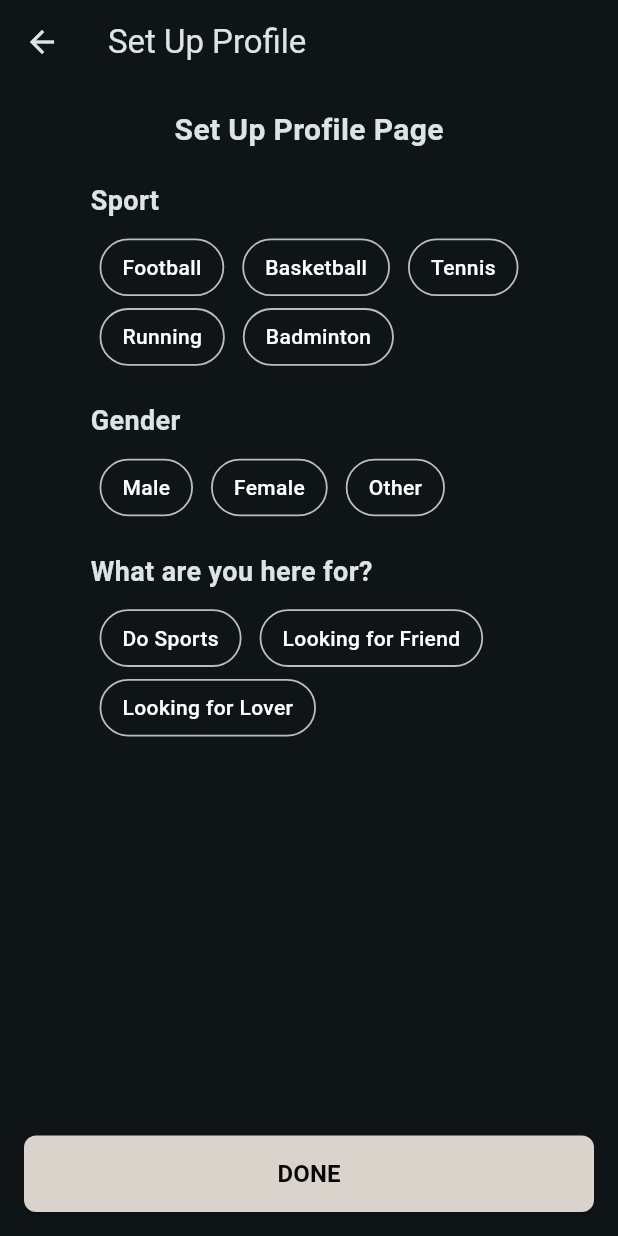
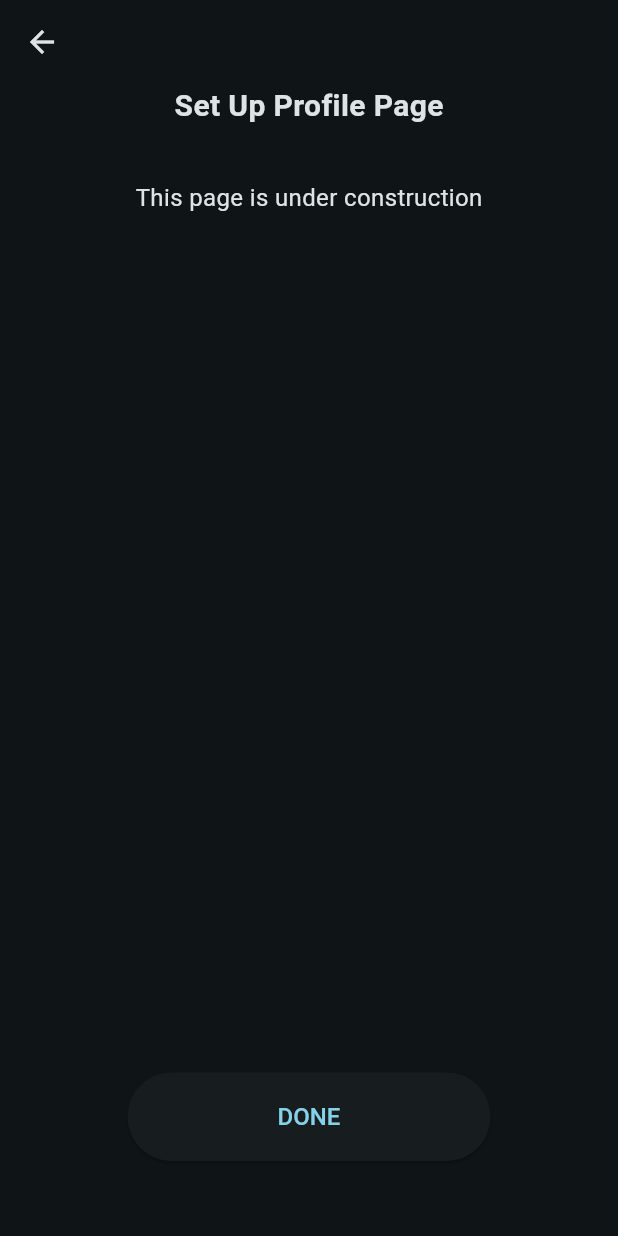
Before and after one commit to cincauhitam/Project_TemuinApp, a Flutter app: the SetUpProfile screen opened directly, on a phone screen of 412 x 824 dp. Run offline on Flutter 3.47's test engine with Material 3 defaults, Android fonts, the light colour scheme and no system bars; our stand-ins replace google_fonts; network calls fail.

Commit message:
revised bottomnavbar ui, revised user register flow, fixed register text button color

```diff
--- a/lib/main.dart
+++ b/lib/main.dart
@@ -3,7 +3,7 @@ import 'package:flutter/material.dart';
 import 'package:project_flutter/data/notifiers.dart';
 import 'package:project_flutter/views/pages/login_page.dart';
 import 'package:project_flutter/views/pages/set_up_profile.dart';
-
+import 'package:project_flutter/views/pages/set_up_traits.dart';
 void main() {
   runApp(const MyApp());
 }
--- /dev/null
+++ b/lib/views/pages/set_up_profile.dart
@@ -0,0 +1,52 @@
+import 'package:flutter/material.dart';
+import 'package:project_flutter/views/widget_tree.dart';
+
+class SetUpProfile extends StatefulWidget {
+  const SetUpProfile({super.key});
+
+  @override
+  State<SetUpProfile> createState() => _SetUpProfileState();
+}
+
+class _SetUpProfileState extends State<SetUpProfile> {
+  @override
+  Widget build(BuildContext context) {
+    return Scaffold(
+      appBar: AppBar(),
+      body: Column(
+        children: [
+          const Center(
+            child: Text(
+              "Set Up Profile Page",
+              style: TextStyle(fontSize: 20, fontWeight: FontWeight.bold),
+            ),
+          ),
+          const SizedBox(height: 35),
+          const Center(
+            child: Text(
+              "This page is under construction",
+              style: TextStyle(fontSize: 16),
+            ),
+          ),
+          Spacer(),
+          Padding(
+            padding: const EdgeInsets.only(bottom: 50),
+            child: ElevatedButton(
+              onPressed: () {
+                Navigator.pushReplacement(context, MaterialPageRoute(builder: (context) => WidgetTree()));
+              },
+              style: ElevatedButton.styleFrom(
+                padding: const EdgeInsets.symmetric(horizontal: 100, vertical: 20),
+                textStyle: const TextStyle(
+                  fontSize: 16,
+                  fontWeight: FontWeight.w500,
+                ),
+              ),
+              child: Text("DONE"),
+            ),
+          ),
+        ],
+      ),
+    );
+  }
+}
--- a/lib/views/pages/set_up_traits.dart
+++ b/lib/views/pages/set_up_traits.dart
@@ -2,14 +2,14 @@ import 'package:flutter/material.dart';
 import 'package:project_flutter/data/notifiers.dart';
 import 'package:project_flutter/views/widget_tree.dart';
 
-class SetUpProfile extends StatefulWidget {
-  const SetUpProfile({super.key});
+class SetUpTraits extends StatefulWidget {
+  const SetUpTraits({super.key});
 
   @override
-  State<SetUpProfile> createState() => _SetUpProfileState();
+  State<SetUpTraits> createState() => _SetUpTraitsState();
 }
 
-class _SetUpProfileState extends State<SetUpProfile> {
+class _SetUpTraitsState extends State<SetUpTraits> {
   final List<String> sports = [
     'Football',
     'Basketball',
@@ -84,18 +84,18 @@ class _SetUpProfileState extends State<SetUpProfile> {
   @override
   Widget build(BuildContext context) {
     return Scaffold(
-      appBar: AppBar(title: const Text("Set Up Profile")),
+      appBar: AppBar(title: const Text("")),
       body: Padding(
         padding: const EdgeInsets.all(16),
         child: Column(
           children: [
             const Center(
               child: Text(
-                "Set Up Profile Page",
+                "Pick your poison",
                 style: TextStyle(fontSize: 20, fontWeight: FontWeight.bold),
               ),
             ),
-            const SizedBox(height: 20),
+            const SizedBox(height: 35),
             Expanded(
               child: SingleChildScrollView(
                 child: Column(
@@ -108,7 +108,9 @@ class _SetUpProfileState extends State<SetUpProfile> {
                 ),
               ),
             ),
-            SizedBox(
+            Padding(
+              padding: const EdgeInsets.all(30.0),
+              child: SizedBox(
                 width: double.infinity,
                 child: ElevatedButton(
                   onPressed: () {
@@ -120,7 +122,7 @@ class _SetUpProfileState extends State<SetUpProfile> {
                   },
                   style: ElevatedButton.styleFrom(
                     backgroundColor: const Color.fromARGB(1000, 239, 230, 222),
-                  padding: const EdgeInsets.symmetric(vertical: 14),
+                    padding: const EdgeInsets.symmetric(vertical: 14,),
                     shape: RoundedRectangleBorder(
                       borderRadius: BorderRadius.circular(8),
                     ),
@@ -142,6 +144,7 @@ class _SetUpProfileState extends State<SetUpProfile> {
                   ),
                 ),
               ),
+            ),
           ],
         ),
       ),
--- a/lib/views/widgets/navbar_widget.dart
+++ b/lib/views/widgets/navbar_widget.dart
@@ -25,6 +25,7 @@ class NavbarWidget extends StatelessWidget {
                 indicatorColor: Colors.transparent,
               ),
               child: NavigationBar(
+                height: 35 + MediaQuery.of(context).padding.bottom,
                 backgroundColor: navColor,
                 destinations: [
                   Padding(
@@ -42,7 +43,7 @@ class NavbarWidget extends StatelessWidget {
                     ),
                   ),
                   Padding(
-                    padding: const EdgeInsets.only(top: 22),
+                    padding: const EdgeInsets.only(top: 17),
                     child: NavigationDestination(
                       icon: Icon(Icons.run_circle_outlined, size: 65, color: iconColor),
                       label: "",
```
Also changed, not shown: lib/views/pages/login_page.dart (+8 -3 lines), lib/views/pages/register_page.dart (+14 -13 lines). Lines whose indentation alone changed are shown as unchanged.
